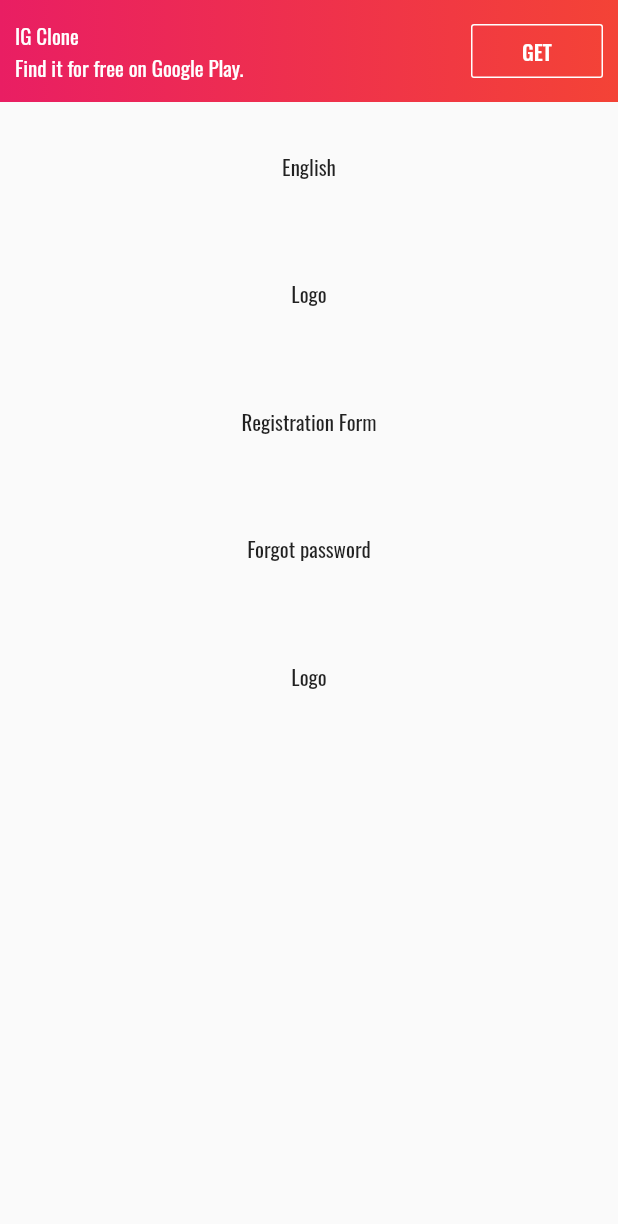
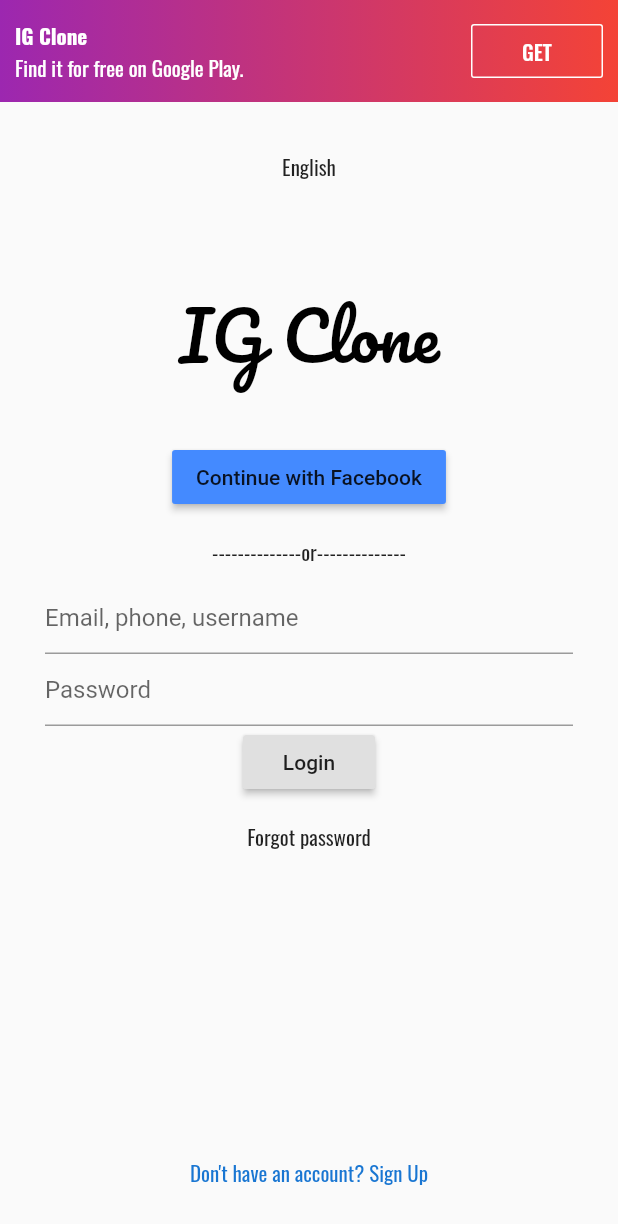
Before and after one commit to itsmikeferrari/igclone, a Flutter app: the screen it shows after launch, on a phone screen of 412 x 824 dp. Shown: the top 1224 px of the screen. Run offline on Flutter 3.47's test engine with Material 2 defaults, Android fonts, the phone set to English and light mode, and no system bars; our stand-ins replace google_fonts.

Commit message:
more work to the signin screen

```diff
--- a/lib/main.dart
+++ b/lib/main.dart
@@ -74,8 +74,13 @@ class _MyHomePageState extends State<MyHomePage> {
             topbar,
             languagechooser,
             logo,
+            signinwithfacebook,
+            orbar,
             signinform,
             forgotpassword,
+            Spacer(
+              flex: 1,
+            ),
             signuplink,
           ],
         ),
@@ -89,7 +94,7 @@ Widget topbar = Container(
     gradient: LinearGradient(
       begin: Alignment.bottomRight,
       end: Alignment.bottomLeft,
-      colors: [Colors.red, Colors.pink],
+      colors: [Colors.red, Colors.purple],
     ),
   ),
   child: Row(
@@ -104,6 +109,7 @@ Widget topbar = Container(
               'IG Clone',
               style: GoogleFonts.oswald(
                 color: Colors.white,
+                fontWeight: FontWeight.bold,
               ),
               softWrap: true,
             ),
@@ -162,23 +168,69 @@ Widget languagechooser = Container(
 Widget logo = Container(
   padding: const EdgeInsets.all(32),
   child: Text(
-    'Logo',
-    style: GoogleFonts.oswald(),
+    'IG Clone',
+    style: GoogleFonts.pacifico(
+      color: Colors.black,
+      fontSize: 44.0,
+    ),
     softWrap: true,
   ),
 );
 
+Widget orbar = Container(
+  padding: const EdgeInsets.fromLTRB(0.0, 15.0, 0.0, 10.0),
+  child: Text(
+    '--------------or--------------',
+    style: GoogleFonts.oswald(),
+  ),
+);
+
+Widget signinwithfacebook = Container(
+  child: RaisedButton(
+    color: Colors.blueAccent,
+    child: Text('Continue with Facebook'),
+    onPressed: () {},
+  ),
+);
+
 Widget signinform = Container(
-  padding: const EdgeInsets.all(32),
-  child: Text(
-    'Registration Form',
-    style: GoogleFonts.oswald(),
-    softWrap: true,
+  padding: const EdgeInsets.symmetric(
+    horizontal: 30.0,
+  ),
+  child: Column(
+    children: [
+      TextFormField(
+        decoration: const InputDecoration(
+          hintText: 'Email, phone, username',
+        ),
+        validator: (value) {
+          if (value.isEmpty) {
+            return 'Please enter some text';
+          }
+          return null;
+        },
+      ),
+      TextFormField(
+        decoration: const InputDecoration(
+          hintText: 'Password',
+        ),
+        validator: (value) {
+          if (value.isEmpty) {
+            return 'Please enter some text';
+          }
+          return null;
+        },
+      ),
+      RaisedButton(
+        child: Text('Login'),
+        onPressed: () {},
+      )
+    ],
   ),
 );
 
 Widget forgotpassword = Container(
-  padding: const EdgeInsets.all(32),
+  padding: const EdgeInsets.fromLTRB(0.0, 15.0, 0.0, 0.0),
   child: Text(
     'Forgot password',
     style: GoogleFonts.oswald(),
@@ -189,8 +241,10 @@ Widget forgotpassword = Container(
 Widget signuplink = Container(
   padding: const EdgeInsets.all(32),
   child: Text(
-    'Logo',
-    style: GoogleFonts.oswald(),
+    "Don't have an account? Sign Up",
+    style: GoogleFonts.oswald(
+      color: Colors.blue[700],
+    ),
     softWrap: true,
   ),
 );
```
